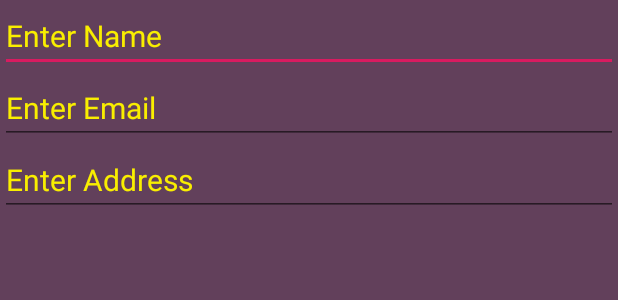
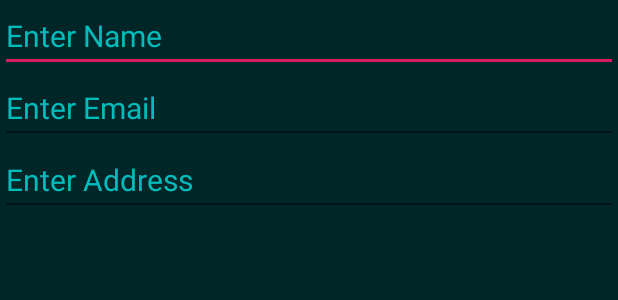
Before and after one commit to RazM10/Android-MVP-Design-Pattern, an Android app: the layout activity_main.xml on its own in the app's theme, with its tools: preview values and no code run, on a phone screen of 412 x 824 dp. Shown: the top 300 px of the screen. Run offline under Robolectric (Android 15) with nearby library versions, the phone set to English and light mode, and no system bars.

```diff
--- a/app/src/main/res/layout/activity_main.xml
+++ b/app/src/main/res/layout/activity_main.xml
@@ -5,7 +5,7 @@
     android:layout_width="match_parent"
     android:layout_height="match_parent"
     tools:context=".ViewActivity"
-    android:background="#62405B">
+    android:background="#002628">
 
     <LinearLayout
         android:layout_width="match_parent"
@@ -19,8 +19,8 @@
             android:hint="Enter Name"
             android:inputType="text"
             android:textSize="20dp"
-            android:textColorHint="#F9EE00"
-            android:textColor="#FFFBF8"/>
+            android:textColorHint="#00BCBC"
+            android:textColor="#DCE2E5"/>
         <EditText
             android:id="@+id/email_et"
             android:layout_width="match_parent"
@@ -28,8 +28,8 @@
             android:hint="Enter Email"
             android:inputType="textEmailAddress"
             android:textSize="20dp"
-            android:textColorHint="#F9EE00"
-            android:textColor="#FFFBF8"/>
+            android:textColorHint="#00BCBC"
+            android:textColor="#DCE2E5"/>
         <EditText
             android:id="@+id/address_et"
             android:layout_width="match_parent"
@@ -37,16 +37,16 @@
             android:hint="Enter Address"
             android:inputType="text"
             android:textSize="20dp"
-            android:textColorHint="#F9EE00"
-            android:textColor="#FFFBF8"/>
+            android:textColorHint="#00BCBC"
+            android:textColor="#DCE2E5"/>
     </LinearLayout>
 
     <TextView
         android:id="@+id/info_tv"
-        android:layout_alignParentBottom="true"
+        android:layout_centerInParent="true"
         android:layout_width="match_parent"
         android:layout_height="wrap_content"
-        android:textColor="#F9EE00"
+        android:textColor="#00BCBC"
         android:textSize="25dp"
         android:layout_marginBottom="20dp"/>
 
```
Also changed, not shown: app/src/main/java/org/myself/android_mvp_design/ViewActivity.java (+100 -1 lines).
